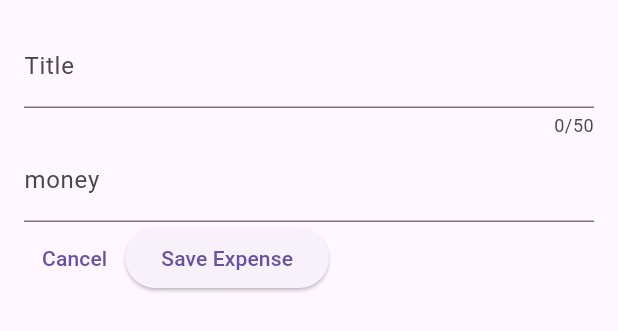
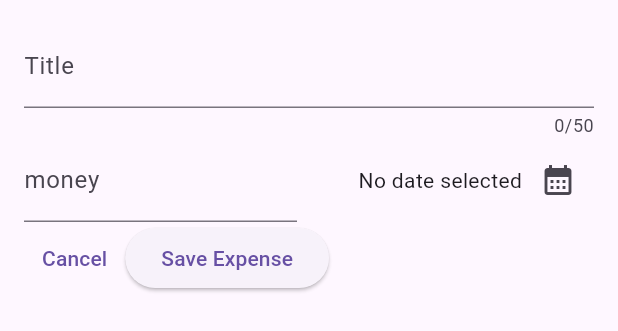
Before and after one commit to SI-KUNIHISA/expense_tracker, a Flutter app: the NewExpense widget shown alone on an empty page, opened directly, on a phone screen of 412 x 824 dp. Shown: the top 331 px of the screen. Run offline on Flutter 3.47's test engine with Material 3 defaults, Android fonts, the phone set to English and light mode, and no system bars.

Commit message:
115までの動画の内容を追加

```diff
--- a/lib/widgets/new_expense.dart
+++ b/lib/widgets/new_expense.dart
@@ -1,5 +1,8 @@
 import 'package:flutter/material.dart';
 import 'package:flutter/services.dart';
+import 'package:intl/intl.dart';
+
+final formatter = DateFormat.yMd();
 
 class NewExpense extends StatefulWidget {
   const NewExpense({super.key});
@@ -11,6 +14,23 @@ class NewExpense extends StatefulWidget {
 class _NewExpenseState extends State<NewExpense> {
   final _titleController = TextEditingController();
   final _moneyController = TextEditingController();
+
+  DateTime? _selectedDate;
+
+  void _presentDatePicker() async {
+    final now = DateTime.now();
+    final firstDate = DateTime(now.year - 1, now.month, now.day);
+    final pickedDate = await showDatePicker(
+      context: context,
+      initialDate: now,
+      firstDate: firstDate,
+      lastDate: now,
+    );
+
+    setState(() {
+      _selectedDate = pickedDate;
+    });
+  }
 
   @override
   void dispose() {
@@ -38,13 +58,35 @@ class _NewExpenseState extends State<NewExpense> {
               label: Text('Title'),
             ),
           ),
-          TextField(
+          Row(
+            children: [
+              Expanded(
+                child: TextField(
                   controller: _moneyController,
                   keyboardType: TextInputType.number,
                   decoration: InputDecoration(
                     prefixText: '\$ ',
                     label: Text('money'),
                   ),
+                ),
+              ),
+              SizedBox(
+                width: 16,
+              ),
+              Expanded(
+                child: Row(
+                  mainAxisAlignment: MainAxisAlignment.end,
+                  crossAxisAlignment: CrossAxisAlignment.center,
+                  children: [
+                    Text(_selectedDate ==  null ? 'No date selected' : formatter.format(_selectedDate!)),
+                    IconButton(
+                      onPressed: _presentDatePicker,
+                      icon: Icon(Icons.calendar_month),
+                    ),
+                  ],
+                ),
+              ),
+            ],
           ),
           Row(
             children: [
```
Lines whose indentation alone changed are shown as unchanged.
